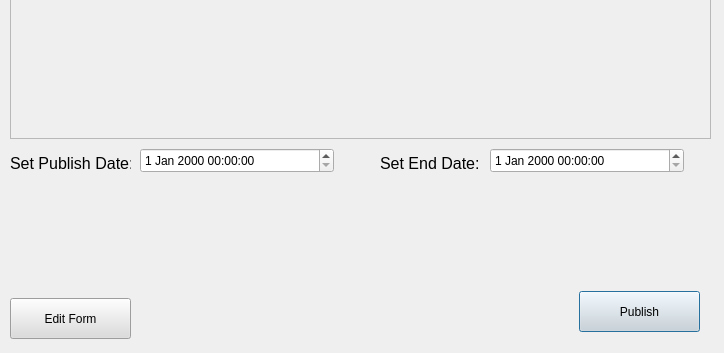
Above: ui/5_Evaluation/EvaluationCheckScreen.ui from F1l14/Software-Engineering-2025 before the change; both pictures show x 0 to 724 and y 382 to 735 of the 724 by 735 pixel window. Below: the same form after it.
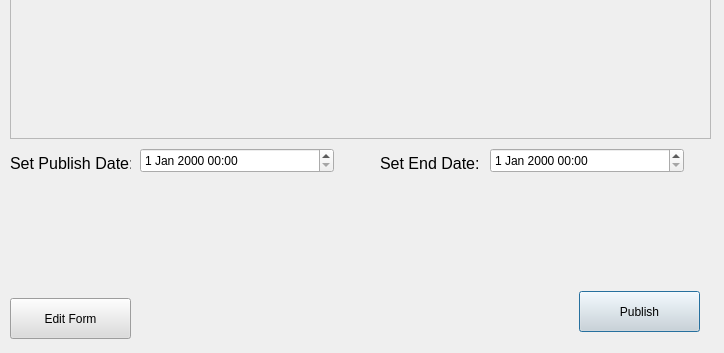
That is the form after the change.

```diff
--- a/ui/5_Evaluation/EvaluationCheckScreen.ui
+++ b/ui/5_Evaluation/EvaluationCheckScreen.ui
@@ -79,6 +79,9 @@
      <height>25</height>
     </rect>
    </property>
+   <property name="displayFormat">
+    <string>d MMM yyyy HH:mm</string>
+   </property>
   </widget>
   <widget class="QDateTimeEdit" name="endDateTime">
    <property name="geometry">
@@ -89,6 +92,12 @@
      <height>25</height>
     </rect>
    </property>
+   <property name="correctionMode">
+    <enum>QAbstractSpinBox::CorrectionMode::CorrectToNearestValue</enum>
+   </property>
+   <property name="displayFormat">
+    <string>d MMM yyyy HH:mm</string>
+   </property>
   </widget>
   <widget class="QPushButton" name="editFormButton">
    <property name="geometry">
```
Left out of the diff: 4 changed lines with no effect on the pictures.
